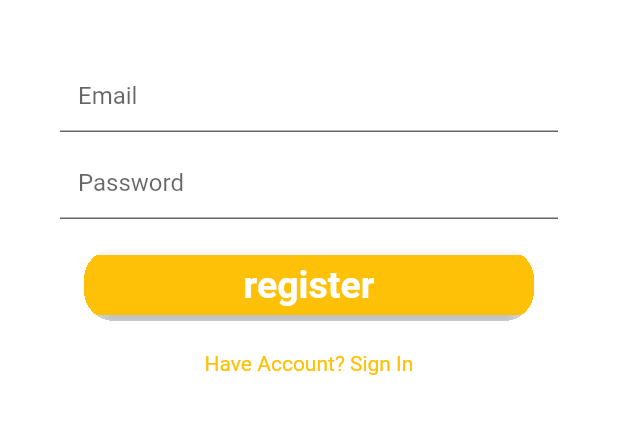
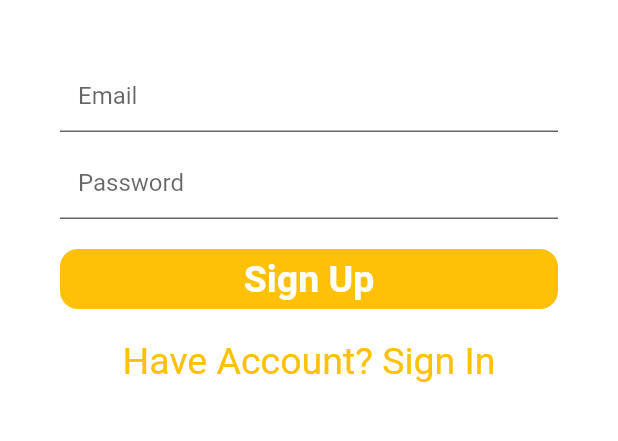
Before and after one commit to alielsharqawy/e-commerce, a Flutter app: the screen it shows after launch, after a tap on the "arrow forward ios" icon, after a tap on "Skip", after a tap on "No Account? Sign Up", on a phone screen of 412 x 824 dp, the part 369-810 px from its top. Run offline on Flutter 3.47's test engine with Material 2 defaults, Android fonts, the phone set to English and light mode, and no system bars; our stand-ins replace cloud_firestore, convex_bottom_bar, firebase_auth, firebase_core, flutter_bloc, page_transition and 2 more; accounts and stored records are empty.

Commit message:
final_commit

```diff
--- a/lib/screens/login/login.dart
+++ b/lib/screens/login/login.dart
@@ -53,6 +53,7 @@ class LoginScreen extends StatelessWidget {
                   Padding(
                     padding: const EdgeInsets.symmetric(horizontal: 20),
                     child: TextFormField(
+                      keyboardType: TextInputType.emailAddress,
                       controller: emailController,
                       decoration: InputDecoration(
                           filled: true,
@@ -73,6 +74,8 @@ class LoginScreen extends StatelessWidget {
                   Padding(
                     padding: EdgeInsets.symmetric(horizontal: 20),
                     child: TextFormField(
+                      keyboardType: TextInputType.number,
+                      obscureText: true,
                       controller: passController,
                       decoration: InputDecoration(
                         filled: true,
@@ -123,16 +126,21 @@ class LoginScreen extends StatelessWidget {
                       child: Container(
                         height: 40,
                         decoration: BoxDecoration(
-                            color: Colors.amber,
-                            borderRadius: BorderRadius.circular(
-                              12.0,
-                            )),
-                        child: const Center(
+                          color: Colors.amber,
+                          borderRadius: BorderRadius.circular(
+                            12.0,
+                          ),
+                        ),
+                        child:  Center(
                           child: Text(
-                            "Log In",
-                            style:
-                                TextStyle(color: Colors.white, fontSize: 15.0),
-                          ),
+                              "Sign In",
+                              style: TextStyle(
+                                fontSize: 25,
+                                color:
+                                    cubit.isdark ? Colors.black : Colors.white,
+                                fontWeight: FontWeight.bold,
+                              ),
+                            ),
                         ),
                       ),
                     ),
@@ -160,7 +168,7 @@ class LoginScreen extends StatelessWidget {
                     },
                     child: const Text(
                       "No Account? Sign Up",
-                      style: TextStyle(fontSize: 20, color: Colors.amber),
+                      style: TextStyle(fontSize: 25, color: Colors.amber),
                     ),
                   ),
                 ]),
--- a/lib/screens/login/register.dart
+++ b/lib/screens/login/register.dart
@@ -38,7 +38,8 @@ class RegisterScreen extends StatelessWidget {
               padding: const EdgeInsets.all(20.0),
               child: Form(
                 key: formKey,
-                child: Column(children: [
+                child: Column(
+                  children: [
                     Container(
                       height: 170,
                       width: 170,
@@ -48,12 +49,14 @@ class RegisterScreen extends StatelessWidget {
                       height: 40,
                     ),
                     Padding(
-                    padding: const EdgeInsets.symmetric(horizontal: 20),
+                      padding: const EdgeInsets.symmetric(horizontal: 20.0),
                       child: TextFormField(
+                        keyboardType: TextInputType.emailAddress,
                         controller: emailController,
                         decoration: InputDecoration(
                             filled: true,
-                          fillColor: cubit.isdark ? Colors.white : Colors.white,
+                            fillColor:
+                                cubit.isdark ? Colors.white : Colors.white,
                             hintText: "Email"),
                         validator: (value) {
                           if (value!.contains("@")) {
@@ -70,6 +73,8 @@ class RegisterScreen extends StatelessWidget {
                     Padding(
                       padding: EdgeInsets.symmetric(horizontal: 20),
                       child: TextFormField(
+                        obscureText :true,
+                        keyboardType: TextInputType.number,
                         controller: passController,
                         decoration: InputDecoration(
                           filled: true,
@@ -87,29 +92,37 @@ class RegisterScreen extends StatelessWidget {
                     SizedBox(
                       height: 20,
                     ),
-                  Container(
-                    clipBehavior: Clip.hardEdge,
-                    decoration:
-                        BoxDecoration(borderRadius: BorderRadius.circular(20)),
-                    width: 300,
-                    child: MaterialButton(
-                      height: 40,
-                      minWidth: double.infinity,
-                      elevation: 10.0,
-                      color: Colors.amber,
-                      onPressed: () async {
+                    Padding(
+                      padding: EdgeInsets.symmetric(
+                        horizontal: 20.0,
+                      ),
+                      child: InkWell(
+                        onTap: () {
                           if (formKey.currentState!.validate()) {
                             UserCubit.get(context).userRegister(
                                 email: emailController.text,
                                 password: passController.text);
                           }
                         },
+                        child: Container(
+                          height: 40,
+                          decoration: BoxDecoration(
+                            color: Colors.amber,
+                            borderRadius: BorderRadius.circular(
+                              12.0,
+                            ),
+                          ),
+                          child: Center(
                             child: Text(
-                        "register",
+                              "Sign Up",
                               style: TextStyle(
                                 fontSize: 25,
-                            color: cubit.isdark ? Colors.black : Colors.white,
-                            fontWeight: FontWeight.bold),
+                                color:
+                                    cubit.isdark ? Colors.black : Colors.white,
+                                fontWeight: FontWeight.bold,
+                              ),
+                            ),
+                          ),
                         ),
                       ),
                     ),
@@ -131,9 +144,12 @@ class RegisterScreen extends StatelessWidget {
                         "Have Account? Sign In",
                         style: TextStyle(
                           color: Colors.amber,
+                          fontSize: 25,
                         ),
-                      ))
-                ]),
+                      ),
+                    ),
+                  ],
+                ),
               ),
             ),
           ),
@@ -142,3 +158,25 @@ class RegisterScreen extends StatelessWidget {
     );
   }
 }
+//  Container(
+//                       clipBehavior: Clip.hardEdge,
+//                       decoration: BoxDecoration(
+//                           borderRadius: BorderRadius.circular(20)),
+//                       width: 300,
+//                       child: MaterialButton(
+//                         height: 40,
+//                         minWidth: double.infinity,
+//                         elevation: 10.0,
+//                         color: Colors.amber,
+//                         onPressed: () async {
+//
+//                         },
+//                         child: Text(
+//                           "register",
+//                           style: TextStyle(
+//                               fontSize: 25,
+//                               color: cubit.isdark ? Colors.black : Colors.white,
+//                               fontWeight: FontWeight.bold),
+//                         ),
+//                       ),
+//                     ),
```
Also changed, not shown: lib/screens/login/profile.dart (renamed from lib/screens/profile.dart, +7 -7 lines), lib/screens/view_product/categories.dart (+9 -8 lines), lib/screens/view_product/products.dart (+9 -2 lines), lib/widget/darkmood.dart (renamed from lib/screens/darkmood.dart). Lines whose indentation alone changed are shown as unchanged.
